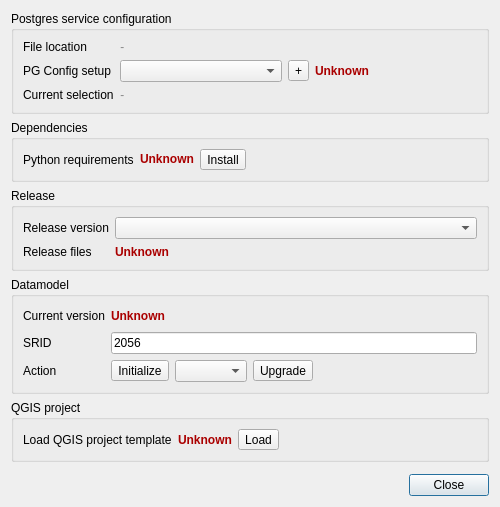
Above: qgepplugin/ui/qgepdatamodeldialog.ui from QGEP/qgepplugin before the change. Below: the same form after it.
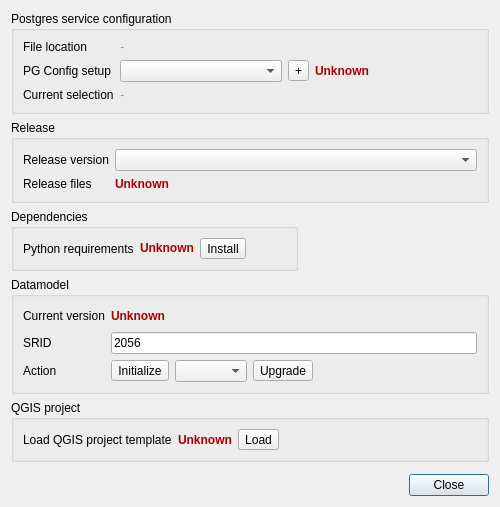
That is the form after the change.

Commit message: Reorder datamodel tool with actual behaviours logic

```diff
--- a/qgepplugin/ui/qgepdatamodeldialog.ui
+++ b/qgepplugin/ui/qgepdatamodeldialog.ui
@@ -14,7 +14,7 @@
    <string>Datamodel tool</string>
   </property>
   <layout class="QFormLayout" name="formLayout_5">
-   <item row="8" column="0" colspan="2">
+   <item row="9" column="0" colspan="2">
     <widget class="QDialogButtonBox" name="mBtnBoxOkCancel">
      <property name="orientation">
       <enum>Qt::Horizontal</enum>
@@ -24,7 +24,7 @@
      </property>
     </widget>
    </item>
-   <item row="7" column="0" colspan="2">
+   <item row="8" column="0" colspan="2">
     <spacer name="verticalSpacer">
      <property name="orientation">
       <enum>Qt::Vertical</enum>
@@ -115,60 +115,6 @@
      </layout>
     </widget>
    </item>
-   <item row="1" column="0" colspan="2">
-    <widget class="QGroupBox" name="groupBox">
-     <property name="title">
-      <string>Dependencies</string>
-     </property>
-     <layout class="QFormLayout" name="formLayout">
-      <item row="0" column="1">
-       <layout class="QHBoxLayout" name="horizontalLayout_4">
-        <item>
-         <widget class="QLabel" name="pythonCheckLabel">
-          <property name="styleSheet">
-           <string notr="true">color: rgb(170, 0, 0);
-font-weight: bold;</string>
-          </property>
-          <property name="text">
-           <string>Unknown</string>
-          </property>
-          <property name="textInteractionFlags">
-           <set>Qt::LinksAccessibleByMouse|Qt::TextSelectableByKeyboard|Qt::TextSelectableByMouse</set>
-          </property>
-         </widget>
-        </item>
-        <item>
-         <widget class="QToolButton" name="installDepsButton">
-          <property name="text">
-           <string>Install</string>
-          </property>
-         </widget>
-        </item>
-        <item>
-         <spacer name="horizontalSpacer_3">
-          <property name="orientation">
-           <enum>Qt::Horizontal</enum>
-          </property>
-          <property name="sizeHint" stdset="0">
-           <size>
-            <width>40</width>
-            <height>20</height>
-           </size>
-          </property>
-         </spacer>
-        </item>
-       </layout>
-      </item>
-      <item row="0" column="0">
-       <widget class="QLabel" name="label_11">
-        <property name="text">
-         <string>Python requirements</string>
-        </property>
-       </widget>
-      </item>
-     </layout>
-    </widget>
-   </item>
    <item row="2" column="0" colspan="2">
     <widget class="QGroupBox" name="groupBox_5">
      <property name="title">
@@ -209,7 +155,7 @@
      </layout>
     </widget>
    </item>
-   <item row="3" column="0" colspan="2">
+   <item row="4" column="0" colspan="2">
     <widget class="QGroupBox" name="groupBox_4">
      <property name="title">
       <string>Datamodel</string>
@@ -308,7 +254,7 @@
      </layout>
     </widget>
    </item>
-   <item row="4" column="0" colspan="2">
+   <item row="5" column="0" colspan="2">
     <widget class="QGroupBox" name="groupBox_3">
      <property name="title">
       <string>QGIS project</string>
@@ -359,6 +305,60 @@
      </layout>
     </widget>
    </item>
+   <item row="3" column="0">
+    <widget class="QGroupBox" name="groupBox">
+     <property name="title">
+      <string>Dependencies</string>
+     </property>
+     <layout class="QFormLayout" name="formLayout">
+      <item row="0" column="1">
+       <layout class="QHBoxLayout" name="horizontalLayout_4">
+        <item>
+         <widget class="QLabel" name="pythonCheckLabel">
+          <property name="styleSheet">
+           <string notr="true">color: rgb(170, 0, 0);
+font-weight: bold;</string>
+          </property>
+          <property name="text">
+           <string>Unknown</string>
+          </property>
+          <property name="textInteractionFlags">
+           <set>Qt::LinksAccessibleByMouse|Qt::TextSelectableByKeyboard|Qt::TextSelectableByMouse</set>
+          </property>
+         </widget>
+        </item>
+        <item>
+         <widget class="QToolButton" name="installDepsButton">
+          <property name="text">
+           <string>Install</string>
+          </property>
+         </widget>
+        </item>
+        <item>
+         <spacer name="horizontalSpacer_3">
+          <property name="orientation">
+           <enum>Qt::Horizontal</enum>
+          </property>
+          <property name="sizeHint" stdset="0">
+           <size>
+            <width>40</width>
+            <height>20</height>
+           </size>
+          </property>
+         </spacer>
+        </item>
+       </layout>
+      </item>
+      <item row="0" column="0">
+       <widget class="QLabel" name="label_11">
+        <property name="text">
+         <string>Python requirements</string>
+        </property>
+       </widget>
+      </item>
+     </layout>
+    </widget>
+   </item>
   </layout>
  </widget>
  <resources/>
```
